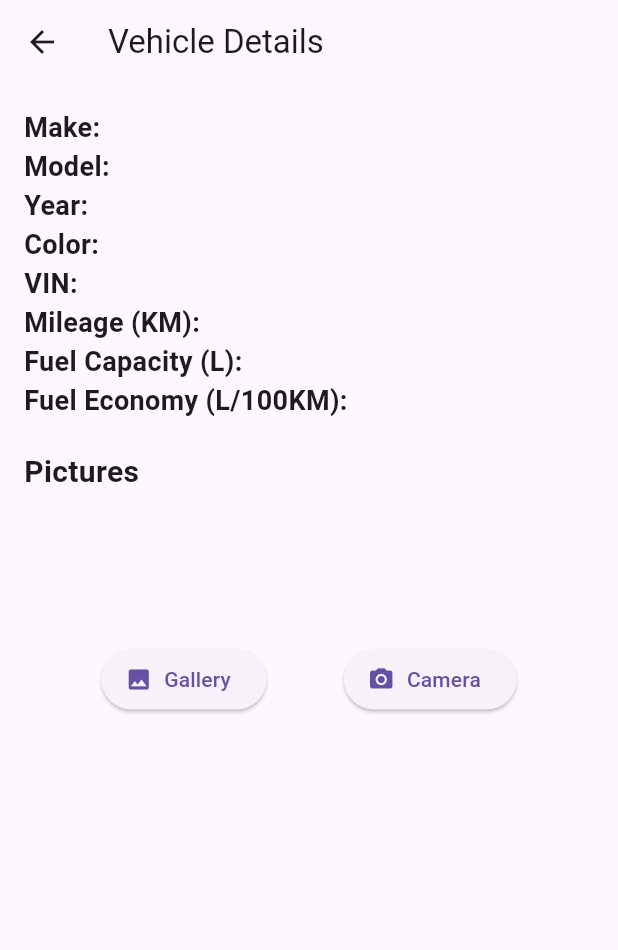
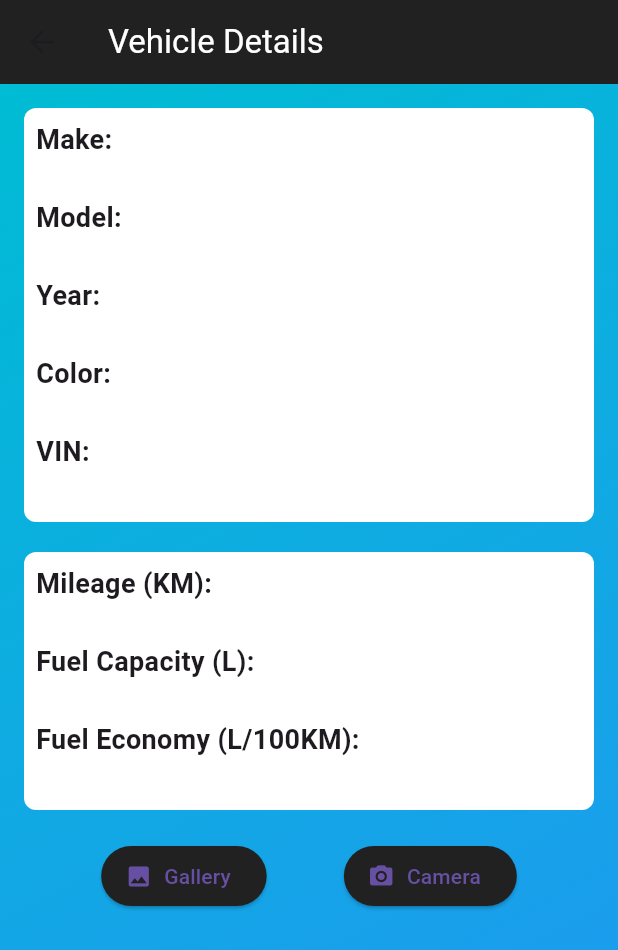
Before and after one commit to CSCI4100U/mobile-group-project-2023-abdul-alam-li-rana, a Flutter app: the VehicleDetails screen opened directly with empty values, on a phone screen of 412 x 824 dp. Shown: the top 950 px of the screen. Run offline on Flutter 3.47's test engine with Material 3 defaults, Android fonts, the light colour scheme and no system bars; our stand-ins replace cloud_firestore, firebase_auth, firebase_core, firebase_storage, flutter_local_notifications, flutter_svg and 4 more; missing offline and left inert: mapbox_gl, mapbox_polyline_points; accounts and stored records are empty.

Commit message:
vehicle page UI updated

```diff
--- a/final_project/lib/vehicle_details_page.dart
+++ b/final_project/lib/vehicle_details_page.dart
@@ -7,6 +7,7 @@ import 'package:firebase_auth/firebase_auth.dart';
 import 'package:cloud_firestore/cloud_firestore.dart';
 import 'package:firebase_storage/firebase_storage.dart';
 import 'expanded_image.dart';
+
 class VehicleDetails extends StatefulWidget {
   final Vehicle vehicle;
 
@@ -26,7 +27,6 @@ class _VehicleDetailsState extends State<VehicleDetails> {
   }
 
   void loadImages() {
-
     FirebaseFirestore.instance
         .collection('vehicles')
         .doc(widget.vehicle.id)
@@ -41,41 +41,35 @@ class _VehicleDetailsState extends State<VehicleDetails> {
   }
 
   Future<void> pickImageFromGallery() async {
-    XFile? pickedFile = await ImagePicker().pickImage(
-        source: ImageSource.gallery);
+    XFile? pickedFile =
+        await ImagePicker().pickImage(source: ImageSource.gallery);
     if (pickedFile != null) {
       await uploadAndSaveImage(pickedFile);
     }
   }
 
   Future<void> pickImageFromCamera() async {
-    XFile? pickedFile = await ImagePicker().pickImage(
-        source: ImageSource.camera);
+    XFile? pickedFile =
+        await ImagePicker().pickImage(source: ImageSource.camera);
     if (pickedFile != null) {
       await uploadAndSaveImage(pickedFile);
     }
   }
 
   Future<void> uploadAndSaveImage(XFile? image) async {
-    String uniqueFileName = DateTime
-        .now()
-        .millisecondsSinceEpoch
-        .toString();
+    String uniqueFileName = DateTime.now().millisecondsSinceEpoch.toString();
     Reference referenceRoot = FirebaseStorage.instance.ref();
     Reference referenceDirImages = referenceRoot.child('images');
     Reference referenceImageToUpload = referenceDirImages.child(uniqueFileName);
-
 
     try {
       await referenceImageToUpload.putFile(File(image!.path));
 
       var imageURL = await referenceImageToUpload.getDownloadURL();
       addImage(widget.vehicle.id, imageURL);
-    }
-    catch (error) {
+    } catch (error) {
       print("Error when trying to upload image");
     }
-
 
     // String vehicleId = widget.vehicle.id;
     // String imageUrl = await uploadImage(vehicleId, imagePath);
@@ -98,7 +92,8 @@ class _VehicleDetailsState extends State<VehicleDetails> {
 
   void deleteSelectedImage() async {
     if (selectedImageIndex != -1) {
-      await FirebaseStorage.instance.refFromURL(images[selectedImageIndex])
+      await FirebaseStorage.instance
+          .refFromURL(images[selectedImageIndex])
           .delete();
 
       await FirebaseFirestore.instance
@@ -123,93 +118,114 @@ class _VehicleDetailsState extends State<VehicleDetails> {
 
   @override
   Widget build(BuildContext context) {
+    double screenWidth = MediaQuery.of(context).size.width;
+
     return Scaffold(
       appBar: AppBar(
-        title: Text('Vehicle Details'),
+        backgroundColor: Colors.grey[900],
+        title: Text('Vehicle Details', style: TextStyle(color: Colors.white)),
       ),
-      body: SingleChildScrollView(
+      body: Container(
+        decoration: BoxDecoration(
+          gradient: LinearGradient(
+            begin: Alignment.topLeft,
+            end: Alignment.bottomRight,
+            colors: [Colors.cyan, Colors.blue],
+          ),
+        ),
         child: Padding(
           padding: const EdgeInsets.all(16.0),
           child: Column(
             crossAxisAlignment: CrossAxisAlignment.start,
             children: <Widget>[
+              // Vehicle Data Box
+
+              Container(
+                width: screenWidth,
+                padding: EdgeInsets.all(8.0),
+                decoration: BoxDecoration(
+                  color: Colors.white,
+                  borderRadius: BorderRadius.circular(8.0),
+                ),
+                child: Column(
+                  crossAxisAlignment: CrossAxisAlignment.start,
+                  children: <Widget>[
                     Text(
-                'Make: ${widget.vehicle.make}',
-                style: TextStyle(fontSize: 18, fontWeight: FontWeight.bold),
+                      'Make: ${widget.vehicle.make}\n',
+                      style:
+                          TextStyle(fontSize: 18, fontWeight: FontWeight.bold),
                     ),
                     Text(
-                'Model: ${widget.vehicle.model}',
-                style: TextStyle(fontSize: 18, fontWeight: FontWeight.bold),
+                      'Model: ${widget.vehicle.model}\n',
+                      style:
+                          TextStyle(fontSize: 18, fontWeight: FontWeight.bold),
                     ),
                     Text(
-                'Year: ${widget.vehicle.year}',
-                style: TextStyle(fontSize: 18, fontWeight: FontWeight.bold),
+                      'Year: ${widget.vehicle.year}\n',
+                      style:
+                          TextStyle(fontSize: 18, fontWeight: FontWeight.bold),
                     ),
                     Text(
-                'Color: ${widget.vehicle.color}',
-                style: TextStyle(fontSize: 18, fontWeight: FontWeight.bold),
+                      'Color: ${widget.vehicle.color}\n',
+                      style:
+                          TextStyle(fontSize: 18, fontWeight: FontWeight.bold),
                     ),
                     Text(
-                'VIN: ${widget.vehicle.vin}',
-                style: TextStyle(fontSize: 18, fontWeight: FontWeight.bold),
+                      'VIN: ${widget.vehicle.vin}\n',
+                      style:
+                          TextStyle(fontSize: 18, fontWeight: FontWeight.bold),
+                    ),
+                  ],
+                ),
+              ),
+
+              SizedBox(height: 20),
+              // Fuel Data Box
+              Container(
+                width: screenWidth,
+                padding: EdgeInsets.all(8.0),
+                decoration: BoxDecoration(
+                  color: Colors.white,
+                  borderRadius: BorderRadius.circular(8.0),
+                ),
+                child: Column(
+                  crossAxisAlignment: CrossAxisAlignment.start,
+                  children: <Widget>[
+                    Text(
+                      'Mileage (KM): ${widget.vehicle.mileage}\n',
+                      style:
+                          TextStyle(fontSize: 18, fontWeight: FontWeight.bold),
                     ),
                     Text(
-                'Mileage (KM): ${widget.vehicle.mileage}',
-                style: TextStyle(fontSize: 18, fontWeight: FontWeight.bold),
+                      'Fuel Capacity (L): ${widget.vehicle.fuelCapacity}\n',
+                      style:
+                          TextStyle(fontSize: 18, fontWeight: FontWeight.bold),
                     ),
                     Text(
-                'Fuel Capacity (L): ${widget.vehicle.fuelCapacity}',
-                style: TextStyle(fontSize: 18, fontWeight: FontWeight.bold),
+                      'Fuel Economy (L/100KM): ${widget.vehicle.fuelEconomy}\n',
+                      style:
+                          TextStyle(fontSize: 18, fontWeight: FontWeight.bold),
                     ),
-              Text(
-                'Fuel Economy (L/100KM): ${widget.vehicle.fuelCapacity}',
-                style: TextStyle(fontSize: 18, fontWeight: FontWeight.bold),
-              ),
-              SizedBox(height: 20),
-              Text(
-                'Pictures',
-                style: TextStyle(fontSize: 20, fontWeight: FontWeight.bold),
-              ),
-              // Display existing images as tiles
-              Container(
-                height: 100,
-                child: ListView.builder(
-                  scrollDirection: Axis.horizontal,
-                  itemCount: images.length,
-                  itemBuilder: (context, index) {
-                    return GestureDetector(
-                      onTap: () => toggleImageSelection(index),
-                      child: Hero(
-                        tag: 'image$index',
-                        child: Padding(
-                          padding: const EdgeInsets.all(8.0),
-                          child: Container(
-                            width: 100,
-                            height: 100,
-                            decoration: BoxDecoration(
-                              image: DecorationImage(
-                                image: NetworkImage(images[index]),
-                                fit: BoxFit.cover,
-                              ),
-                              borderRadius: BorderRadius.circular(8.0),
+                  ],
                 ),
               ),
-                        ),
-                      ),
-                    );
-                  },
-                ),
-              ),
+
+              SizedBox(height: 20),
+
+              // Display existing images as tiles
+              // ... (ListView.builder)
 
               Row(
                 mainAxisAlignment: MainAxisAlignment.spaceEvenly,
                 children: [
                   ElevatedButton.icon(
+                    style: ElevatedButton.styleFrom(backgroundColor: Colors.grey[900]),
                     onPressed: pickImageFromGallery,
                     icon: Icon(Icons.photo),
                     label: Text('Gallery'),
                   ),
                   ElevatedButton.icon(
+                    style: ElevatedButton.styleFrom(backgroundColor: Colors.grey[900]),
                     onPressed: pickImageFromCamera,
                     icon: Icon(Icons.camera_alt),
                     label: Text('Camera'),
@@ -217,15 +233,12 @@ class _VehicleDetailsState extends State<VehicleDetails> {
                 ],
               ),
 
+              // Expanded Image View
               if (selectedImageIndex != -1)
                 Container(
-                  // Wrap with Container to provide bounded constraints
                   constraints: BoxConstraints(
                     minHeight: 0,
-                    maxHeight: MediaQuery
-                        .of(context)
-                        .size
-                        .height,
+                    maxHeight: MediaQuery.of(context).size.height,
                   ),
                   child: ExpandedImageView(
                     imageUrl: images[selectedImageIndex],
--- a/final_project/lib/vehicle_homepage.dart
+++ b/final_project/lib/vehicle_homepage.dart
@@ -55,7 +55,9 @@ class _VehicleHomePageState extends State<VehicleHomePage> {
     return Scaffold(
       key: _scaffoldKey,
       appBar: AppBar(
-        title: Text('Vehicle List'),
+        backgroundColor: Colors.grey[900],
+        title: Text('Vehicle List',
+        style: TextStyle(color: Colors.white)),
         leading: IconButton(
           icon: Icon(Icons.menu),
           onPressed: () {
@@ -159,7 +161,7 @@ class _VehicleHomePageState extends State<VehicleHomePage> {
         onPressed: () {
           _navigateToAddVehicle();
         },
-        backgroundColor: Colors.green,
+        backgroundColor: Colors.grey[900],
         child: Icon(Icons.add),
       ),
       drawer: SideMenu(parentContext: context),
```
Lines whose indentation alone changed are shown as unchanged.
